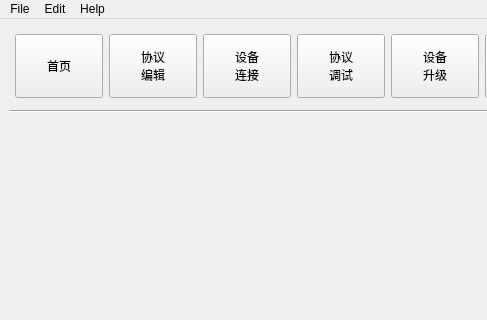
This is ui/mainwindow.ui in Aclass-Tools/Ademo as Qt 5 draws it before an edit; both pictures show x 0 to 487 and y 0 to 320 of the 1360 by 860 pixel window. The edited form follows.
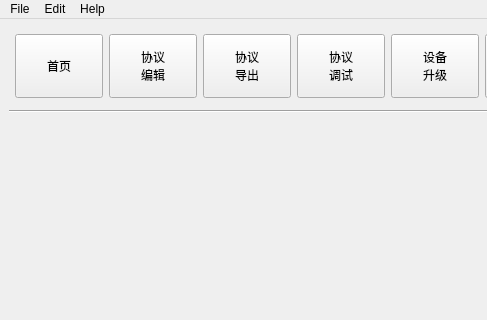
This is the edited form. The open tabs and pages were chosen to show the change.

```diff
--- a/ui/mainwindow.ui
+++ b/ui/mainwindow.ui
@@ -68,8 +68,8 @@
          </size>
         </property>
         <property name="text">
-         <string>设备
-连接</string>
+         <string>协议
+导出</string>
         </property>
        </widget>
       </item>
```
Left out of the diff: 10 changed lines with no effect on the pictures.
